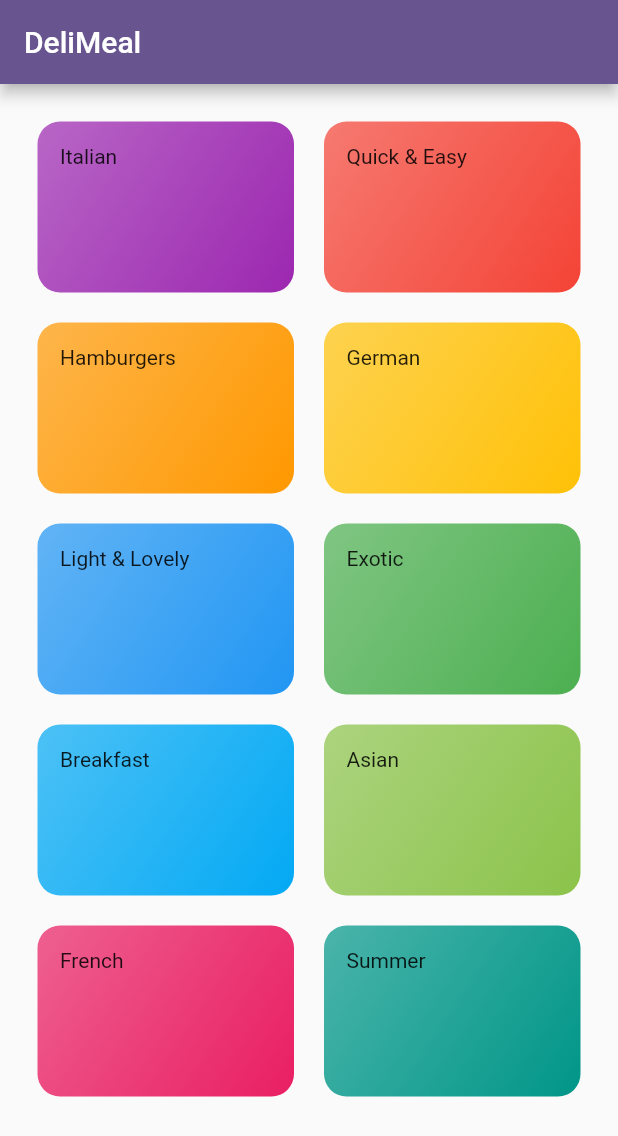
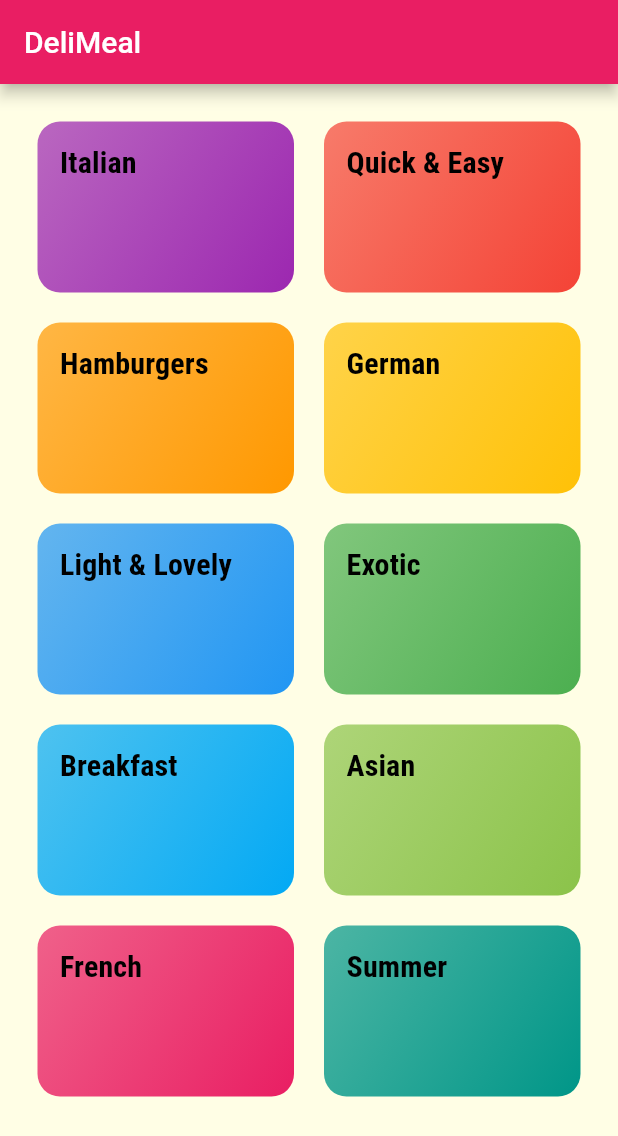
Before and after one commit to rholibobo/meals-app, a Flutter app: the screen it shows after launch, on a phone screen of 412 x 824 dp. Shown: the top 1136 px of the screen. Run offline on Flutter 3.47's test engine with Material 2 defaults, Android fonts, the phone set to English and light mode, and no system bars.

Commit message:
Improved styling for page

```diff
--- a/lib/category_item.dart
+++ b/lib/category_item.dart
@@ -23,7 +23,10 @@ class CategoryItem extends StatelessWidget {
         ),
         borderRadius: BorderRadius.circular(15),
       ),
-      child: Text(title),
+      child: Text(
+        title,
+        style: Theme.of(context).textTheme.titleSmall,
+      ),
     );
   }
 }
--- a/lib/main.dart
+++ b/lib/main.dart
@@ -17,9 +17,25 @@ class MyApp extends StatelessWidget {
     return MaterialApp(
       title: 'Flutter Demo',
       theme: ThemeData(
-        colorScheme: ColorScheme.fromSeed(seedColor: Colors.deepPurple),
-
-      ),
+          colorScheme: ColorScheme.fromSwatch().copyWith(
+            primary: Colors.pink,
+            secondary: Colors.amber,
+          ),
+          canvasColor: Color.fromRGBO(255, 254, 229, 1),
+          fontFamily: 'Raleway',
+          textTheme: ThemeData.light().textTheme.copyWith(
+                bodyLarge: TextStyle(
+                  color: Color.fromRGBO(20, 51, 51, 1),
+                ),
+                bodyMedium: TextStyle(
+                  color: Color.fromRGBO(20, 51, 51, 1),
+                ),
+                titleSmall: TextStyle(
+                  fontSize: 20.0,
+                  fontWeight: FontWeight.bold,
+                  fontFamily: 'RobotoCondensed',
+                )
+              )),
       home: CategoriesScreen(),
     );
   }
```
Also changed, not shown: pubspec.yaml (+17 -6 lines), assets/fonts/Raleway-Black.ttf (added), assets/fonts/Raleway-Bold.ttf (added), assets/fonts/Raleway-Regular.ttf (added), assets/fonts/RobotoCondensed-Bold.ttf (added), assets/fonts/RobotoCondensed-Italic.ttf (added), assets/fonts/RobotoCondensed-Light.ttf (added), assets/fonts/RobotoCondensed-Regular.ttf (added).
